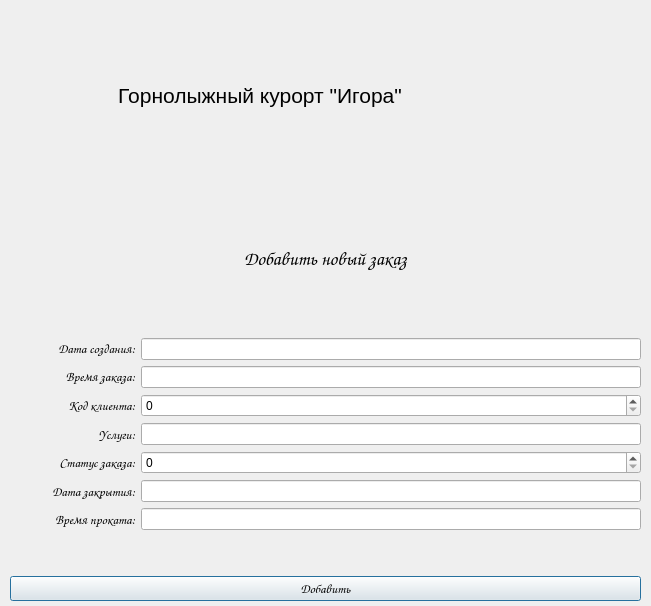
Qt form forms/add_order.ui (AllaKzm/Praktic) before a commit.
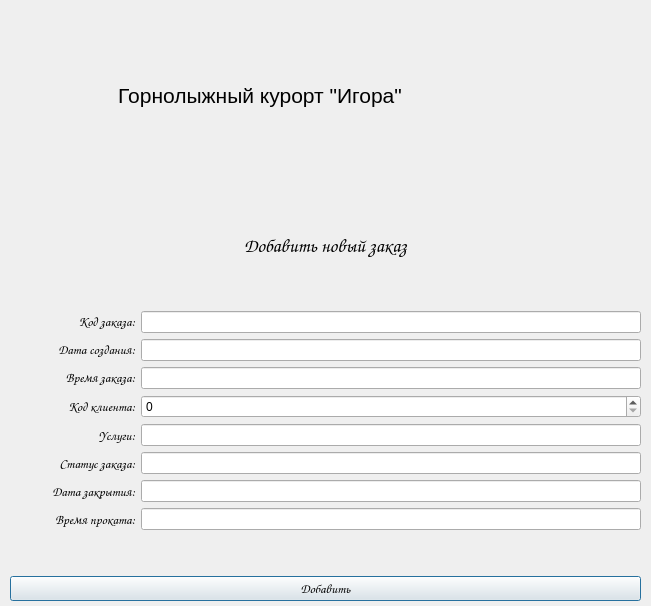
The same form after that commit. Icons and pictures are not drawn.

The edit to the form file:
```diff
--- a/forms/add_order.ui
+++ b/forms/add_order.ui
@@ -59,6 +59,25 @@
         </property>
        </widget>
       </item>
+      <item>
+       <layout class="QHBoxLayout" name="horizontalLayout_4" stretch="2,8">
+        <item>
+         <widget class="QLabel" name="label_3">
+          <property name="font">
+           <font>
+            <family>Comic Sans MS</family>
+           </font>
+          </property>
+          <property name="text">
+           <string>&lt;html&gt;&lt;head/&gt;&lt;body&gt;&lt;p align=&quot;right&quot;&gt;&lt;span style=&quot; font-size:10pt;&quot;&gt;Код заказа:&lt;/span&gt;&lt;/p&gt;&lt;/body&gt;&lt;/html&gt;</string>
+          </property>
+         </widget>
+        </item>
+        <item>
+         <widget class="QLineEdit" name="order_code"/>
+        </item>
+       </layout>
+      </item>
       <item>
        <layout class="QHBoxLayout" name="horizontalLayout" stretch="2,8">
         <item>
@@ -166,7 +185,7 @@
          </widget>
         </item>
         <item>
-         <widget class="QSpinBox" name="order_status"/>
+         <widget class="QLineEdit" name="order_status"/>
         </item>
        </layout>
       </item>
```
